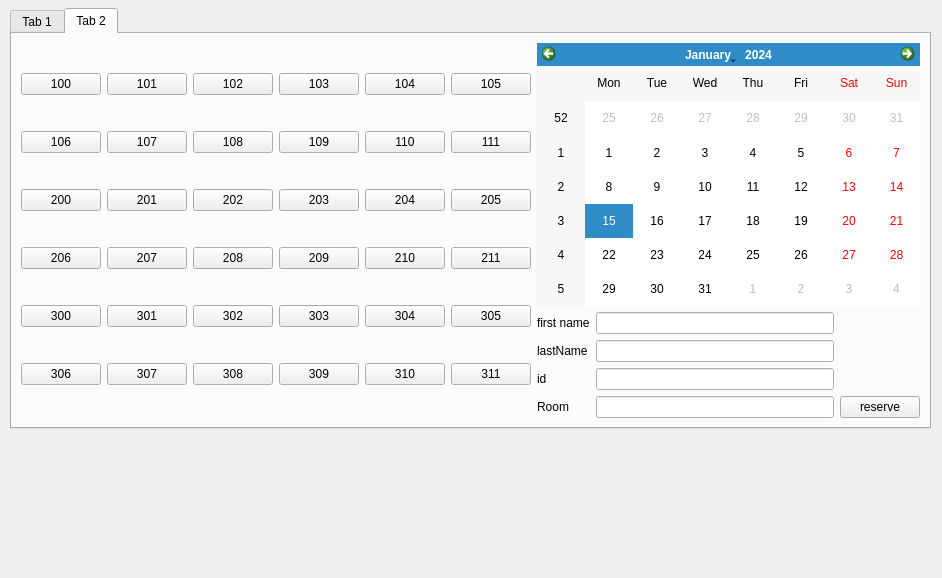
Above: staffpanel.ui from amirfarhoudniya/Hotel-managment before the change. Below: the same form after it.
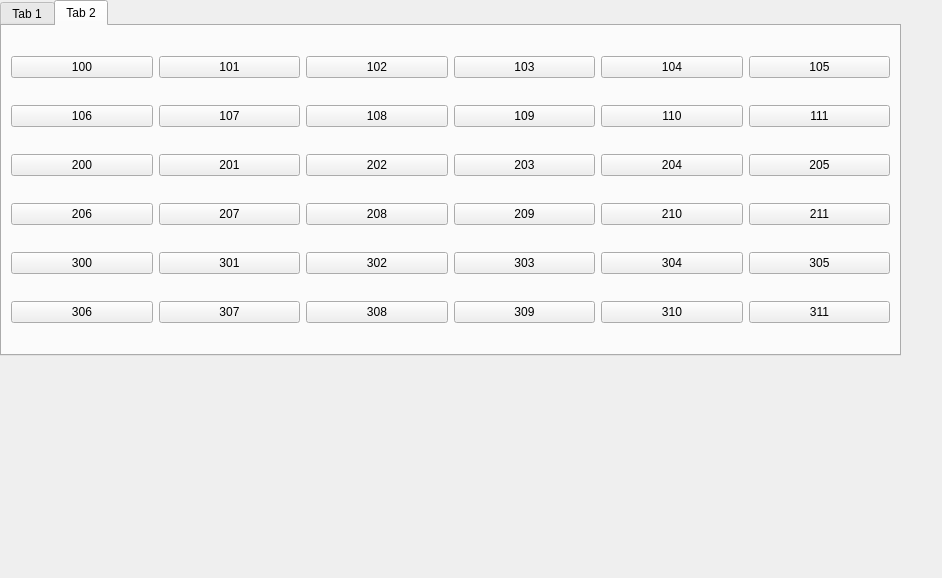
That is the form after the change. The open tabs and pages were chosen to show the change.

Commit message: chooseOption for rooms added

The edit to the form file:
```diff
--- a/staffpanel.ui
+++ b/staffpanel.ui
@@ -16,10 +16,10 @@
   <widget class="QTabWidget" name="tabWidget">
    <property name="geometry">
     <rect>
-     <x>10</x>
-     <y>8</y>
-     <width>921</width>
-     <height>421</height>
+     <x>0</x>
+     <y>0</y>
+     <width>901</width>
+     <height>356</height>
     </rect>
    </property>
    <property name="currentIndex">
@@ -365,47 +365,7 @@
     <layout class="QGridLayout" name="gridLayout_3">
      <item row="0" column="0">
       <layout class="QGridLayout" name="gridLayout_10">
-       <item row="4" column="2">
-        <widget class="QLineEdit" name="lastName_lineEdit"/>
-       </item>
-       <item row="5" column="2">
-        <widget class="QLineEdit" name="id_lineEdit"/>
-       </item>
-       <item row="3" column="1">
-        <widget class="QLabel" name="firstName_label">
-         <property name="text">
-          <string>first name</string>
-         </property>
-        </widget>
-       </item>
-       <item row="5" column="1">
-        <widget class="QLabel" name="id_label">
-         <property name="text">
-          <string>id</string>
-         </property>
-        </widget>
-       </item>
-       <item row="3" column="2">
-        <widget class="QLineEdit" name="firstName_lineEdit"/>
-       </item>
-       <item row="4" column="1">
-        <widget class="QLabel" name="lastName_label">
-         <property name="text">
-          <string>lastName</string>
-         </property>
-        </widget>
-       </item>
-       <item row="6" column="2">
-        <widget class="QLineEdit" name="room_lineEdit"/>
-       </item>
-       <item row="6" column="3">
-        <widget class="QPushButton" name="pushButton">
-         <property name="text">
-          <string>reserve</string>
-         </property>
-        </widget>
-       </item>
-       <item row="0" column="0" rowspan="7">
+       <item row="0" column="0" rowspan="2">
         <layout class="QGridLayout" name="gridLayout_7">
          <item row="0" column="0">
           <widget class="QPushButton" name="room100_pushButton">
@@ -661,16 +621,6 @@
          </item>
         </layout>
        </item>
-       <item row="6" column="1">
-        <widget class="QLabel" name="room_label">
-         <property name="text">
-          <string>Room</string>
-         </property>
-        </widget>
-       </item>
-       <item row="0" column="1" rowspan="3" colspan="3">
-        <widget class="QCalendarWidget" name="calendarWidget"/>
-       </item>
       </layout>
      </item>
     </layout>
```
Left out of the diff: 310 changed lines with no effect on the pictures. The commit also changes 13 other files.
